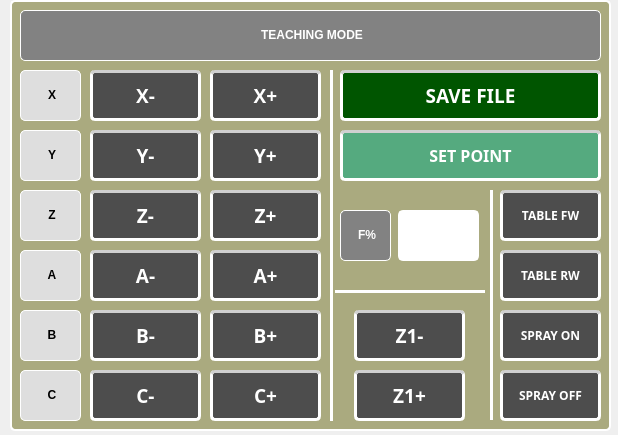
Above: QtPaintingChair/teachWindow.ui from NguyenKhanh2101993/Painting_Chair_Robot_ver02 before the change. Below: the same form after it.
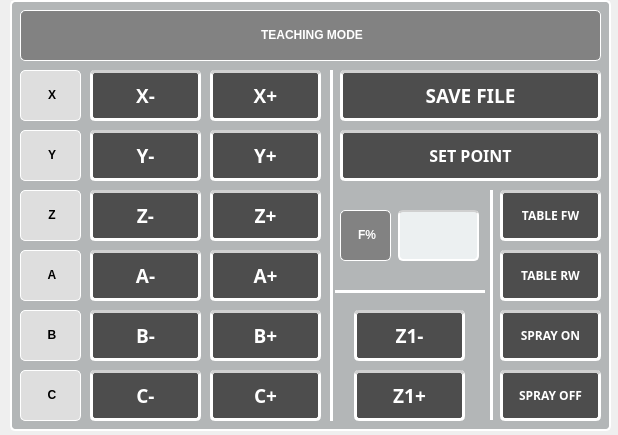
That is the form after the change. Icons and pictures are not drawn.

The edit to the form file:
```diff
--- a/QtPaintingChair/teachWindow.ui
+++ b/QtPaintingChair/teachWindow.ui
@@ -39,7 +39,7 @@
     </rect>
    </property>
    <property name="styleSheet">
-    <string notr="true">background-color: rgb(170, 170, 127);
+    <string notr="true">background-color: rgb(179, 182, 183);
 border: 2px solid rgb(255, 255, 255);
 border-radius: 5px</string>
    </property>
@@ -264,11 +264,20 @@
      <bool>false</bool>
     </property>
     <property name="styleSheet">
-     <string notr="true">background-color: rgb(77, 77, 77);
-color: rgb(255, 255, 255);
-border: 3px solid rgb(255, 255, 255);
-border-radius: 5px;
-border-top-color: rgb(208, 208, 208);</string>
+     <string notr="true">QPushButton{
+	background-color: rgb(77, 77, 77);
+	color: rgb(255, 255, 255);
+	border: 3px solid rgb(255, 255, 255);
+	border-radius: 5px;
+	border-top-color: rgb(208, 208, 208);
+}
+QPushButton:hover {
+	border: 3px solid rgb(255, 0, 0);
+	color: rgb(255, 0, 0);
+}
+QPushButton:pressed {
+	background-color: rgb(163, 228, 215);
+}</string>
     </property>
     <property name="text">
      <string>X+</string>
@@ -305,11 +314,20 @@
      <bool>false</bool>
     </property>
     <property name="styleSheet">
-     <string notr="true">background-color: rgb(77, 77, 77);
-color: rgb(255, 255, 255);
-border: 3px solid rgb(255, 255, 255);
-border-radius: 5px;
-border-top-color: rgb(208, 208, 208);</string>
+     <string notr="true">QPushButton{
+	background-color: rgb(77, 77, 77);
+	color: rgb(255, 255, 255);
+	border: 3px solid rgb(255, 255, 255);
+	border-radius: 5px;
+	border-top-color: rgb(208, 208, 208);
+}
+QPushButton:hover {
+	border: 3px solid rgb(255, 0, 0);
+	color: rgb(255, 0, 0);
+}
+QPushButton:pressed {
+	background-color: rgb(163, 228, 215);
+}</string>
     </property>
     <property name="text">
      <string>Y-</string>
@@ -346,11 +364,20 @@
      <bool>false</bool>
     </property>
     <property name="styleSheet">
-     <string notr="true">background-color: rgb(77, 77, 77);
-color: rgb(255, 255, 255);
-border: 3px solid rgb(255, 255, 255);
-border-radius: 5px;
-border-top-color: rgb(208, 208, 208);</string>
+     <string notr="true">QPushButton{
+	background-color: rgb(77, 77, 77);
+	color: rgb(255, 255, 255);
+	border: 3px solid rgb(255, 255, 255);
+	border-radius: 5px;
+	border-top-color: rgb(208, 208, 208);
+}
+QPushButton:hover {
+	border: 3px solid rgb(255, 0, 0);
+	color: rgb(255, 0, 0);
+}
+QPushButton:pressed {
+	background-color: rgb(163, 228, 215);
+}</string>
     </property>
     <property name="text">
      <string>Z-</string>
@@ -387,11 +414,20 @@
      <bool>false</bool>
     </property>
     <property name="styleSheet">
-     <string notr="true">background-color: rgb(77, 77, 77);
-color: rgb(255, 255, 255);
-border: 3px solid rgb(255, 255, 255);
-border-radius: 5px;
-border-top-color: rgb(208, 208, 208);</string>
+     <string notr="true">QPushButton{
+	background-color: rgb(77, 77, 77);
+	color: rgb(255, 255, 255);
+	border: 3px solid rgb(255, 255, 255);
+	border-radius: 5px;
+	border-top-color: rgb(208, 208, 208);
+}
+QPushButton:hover {
+	border: 3px solid rgb(255, 0, 0);
+	color: rgb(255, 0, 0);
+}
+QPushButton:pressed {
+	background-color: rgb(163, 228, 215);
+}</string>
     </property>
     <property name="text">
      <string>A-</string>
@@ -428,11 +464,20 @@
      <bool>false</bool>
     </property>
     <property name="styleSheet">
-     <string notr="true">background-color: rgb(77, 77, 77);
-color: rgb(255, 255, 255);
-border: 3px solid rgb(255, 255, 255);
-border-radius: 5px;
-border-top-color: rgb(208, 208, 208);</string>
+     <string notr="true">QPushButton{
+	background-color: rgb(77, 77, 77);
+	color: rgb(255, 255, 255);
+	border: 3px solid rgb(255, 255, 255);
+	border-radius: 5px;
+	border-top-color: rgb(208, 208, 208);
+}
+QPushButton:hover {
+	border: 3px solid rgb(255, 0, 0);
+	color: rgb(255, 0, 0);
+}
+QPushButton:pressed {
+	background-color: rgb(163, 228, 215);
+}</string>
     </property>
     <property name="text">
      <string>B-</string>
@@ -469,11 +514,20 @@
      <bool>false</bool>
     </property>
     <property name="styleSheet">
-     <string notr="true">background-color: rgb(77, 77, 77);
-color: rgb(255, 255, 255);
-border: 3px solid rgb(255, 255, 255);
-border-radius: 5px;
-border-top-color: rgb(208, 208, 208);</string>
+     <string notr="true">QPushButton{
+	background-color: rgb(77, 77, 77);
+	color: rgb(255, 255, 255);
+	border: 3px solid rgb(255, 255, 255);
+	border-radius: 5px;
+	border-top-color: rgb(208, 208, 208);
+}
+QPushButton:hover {
+	border: 3px solid rgb(255, 0, 0);
+	color: rgb(255, 0, 0);
+}
+QPushButton:pressed {
+	background-color: rgb(163, 228, 215);
+}</string>
     </property>
     <property name="text">
      <string>C-</string>
@@ -510,11 +564,20 @@
      <bool>false</bool>
     </property>
     <property name="styleSheet">
-     <string notr="true">background-color: rgb(77, 77, 77);
-color: rgb(255, 255, 255);
-border: 3px solid rgb(255, 255, 255);
-border-radius: 5px;
-border-top-color: rgb(208, 208, 208);</string>
+     <string notr="true">QPushButton{
+	background-color: rgb(77, 77, 77);
+	color: rgb(255, 255, 255);
+	border: 3px solid rgb(255, 255, 255);
+	border-radius: 5px;
+	border-top-color: rgb(208, 208, 208);
+}
+QPushButton:hover {
+	border: 3px solid rgb(255, 0, 0);
+	color: rgb(255, 0, 0);
+}
+QPushButton:pressed {
+	background-color: rgb(163, 228, 215);
+}</string>
     </property>
     <property name="text">
      <string>Y+</string>
@@ -551,11 +614,20 @@
      <bool>false</bool>
     </property>
     <property name="styleSheet">
-     <string notr="true">background-color: rgb(77, 77, 77);
-color: rgb(255, 255, 255);
-border: 3px solid rgb(255, 255, 255);
-border-radius: 5px;
-border-top-color: rgb(208, 208, 208);</string>
+     <string notr="true">QPushButton{
+	background-color: rgb(77, 77, 77);
+	color: rgb(255, 255, 255);
+	border: 3px solid rgb(255, 255, 255);
+	border-radius: 5px;
+	border-top-color: rgb(208, 208, 208);
+}
+QPushButton:hover {
+	border: 3px solid rgb(255, 0, 0);
+	color: rgb(255, 0, 0);
+}
+QPushButton:pressed {
+	background-color: rgb(163, 228, 215);
+}</string>
     </property>
     <property name="text">
      <string>Z+</string>
@@ -592,11 +664,20 @@
      <bool>false</bool>
     </property>
     <property name="styleSheet">
-     <string notr="true">background-color: rgb(77, 77, 77);
-color: rgb(255, 255, 255);
-border: 3px solid rgb(255, 255, 255);
-border-radius: 5px;
-border-top-color: rgb(208, 208, 208);</string>
+     <string notr="true">QPushButton{
+	background-color: rgb(77, 77, 77);
+	color: rgb(255, 255, 255);
+	border: 3px solid rgb(255, 255, 255);
+	border-radius: 5px;
+	border-top-color: rgb(208, 208, 208);
+}
+QPushButton:hover {
+	border: 3px solid rgb(255, 0, 0);
+	color: rgb(255, 0, 0);
+}
+QPushButton:pressed {
+	background-color: rgb(163, 228, 215);
+}</string>
     </property>
     <property name="text">
      <string>A+</string>
@@ -633,11 +714,20 @@
      <bool>false</bool>
     </property>
     <property name="styleSheet">
-     <string notr="true">background-color: rgb(77, 77, 77);
-color: rgb(255, 255, 255);
-border: 3px solid rgb(255, 255, 255);
-border-radius: 5px;
-border-top-color: rgb(208, 208, 208);</string>
+     <string notr="true">QPushButton{
+	background-color: rgb(77, 77, 77);
+	color: rgb(255, 255, 255);
+	border: 3px solid rgb(255, 255, 255);
+	border-radius: 5px;
+	border-top-color: rgb(208, 208, 208);
+}
+QPushButton:hover {
+	border: 3px solid rgb(255, 0, 0);
+	color: rgb(255, 0, 0);
+}
+QPushButton:pressed {
+	background-color: rgb(163, 228, 215);
+}</string>
     </property>
     <property name="text">
      <string>B+</string>
@@ -674,11 +764,20 @@
      <bool>false</bool>
     </property>
     <property name="styleSheet">
-     <string notr="true">background-color: rgb(77, 77, 77);
-color: rgb(255, 255, 255);
-border: 3px solid rgb(255, 255, 255);
-border-radius: 5px;
-border-top-color: rgb(208, 208, 208);</string>
+     <string notr="true">QPushButton{
+	background-color: rgb(77, 77, 77);
+	color: rgb(255, 255, 255);
+	border: 3px solid rgb(255, 255, 255);
+	border-radius: 5px;
+	border-top-color: rgb(208, 208, 208);
+}
+QPushButton:hover {
+	border: 3px solid rgb(255, 0, 0);
+	color: rgb(255, 0, 0);
+}
+QPushButton:pressed {
+	background-color: rgb(163, 228, 215);
+}</string>
     </property>
     <property name="text">
      <string>C+</string>
@@ -728,11 +827,20 @@
      <bool>false</bool>
     </property>
     <property name="styleSheet">
-     <string notr="true">background-color: rgb(77, 77, 77);
-color: rgb(255, 255, 255);
-border: 3px solid rgb(255, 255, 255);
-border-radius: 5px;
-border-top-color: rgb(208, 208, 208);</string>
+     <string notr="true">QPushButton{
+	background-color: rgb(77, 77, 77);
+	color: rgb(255, 255, 255);
+	border: 3px solid rgb(255, 255, 255);
+	border-radius: 5px;
+	border-top-color: rgb(208, 208, 208);
+}
+QPushButton:hover {
+	border: 3px solid rgb(255, 0, 0);
+	color: rgb(255, 0, 0);
+}
+QPushButton:pressed {
+	background-color: rgb(163, 228, 215);
+}</string>
     </property>
     <property name="text">
      <string>Z1-</string>
@@ -769,11 +877,20 @@
      <bool>false</bool>
     </property>
     <property name="styleSheet">
-     <string notr="true">background-color: rgb(77, 77, 77);
-color: rgb(255, 255, 255);
-border: 3px solid rgb(255, 255, 255);
-border-radius: 5px;
-border-top-color: rgb(208, 208, 208);</string>
+     <string notr="true">QPushButton{
+	background-color: rgb(77, 77, 77);
+	color: rgb(255, 255, 255);
+	border: 3px solid rgb(255, 255, 255);
+	border-radius: 5px;
+	border-top-color: rgb(208, 208, 208);
+}
+QPushButton:hover {
+	border: 3px solid rgb(255, 0, 0);
+	color: rgb(255, 0, 0);
+}
+QPushButton:pressed {
+	background-color: rgb(163, 228, 215);
+}</string>
     </property>
     <property name="text">
      <string>Z1+</string>
@@ -810,11 +927,20 @@
      <bool>false</bool>
     </property>
     <property name="styleSheet">
-     <string notr="true">background-color: rgb(85, 170, 127);
-color: rgb(255, 255, 255);
-border: 3px solid rgb(255, 255, 255);
-border-radius: 5px;
-border-top-color: rgb(208, 208, 208);</string>
+     <string notr="true">QPushButton{
+	background-color: rgb(77, 77, 77);
+	color: rgb(255, 255, 255);
+	border: 3px solid rgb(255, 255, 255);
+	border-radius: 5px;
+	border-top-color: rgb(208, 208, 208);
+}
+QPushButton:hover {
+	border: 3px solid rgb(255, 0, 0);
+	color: rgb(255, 0, 0);
+}
+QPushButton:pressed {
+	background-color: rgb(163, 228, 215);
+}</string>
     </property>
     <property name="text">
      <string>SET POINT</string>
@@ -877,11 +1003,20 @@
      <bool>false</bool>
     </property>
     <property name="styleSheet">
-     <string notr="true">background-color: rgb(77, 77, 77);
-color: rgb(255, 255, 255);
-border: 3px solid rgb(255, 255, 255);
-border-radius: 5px;
-border-top-color: rgb(208, 208, 208);</string>
+     <string notr="true">QPushButton{
+	background-color: rgb(77, 77, 77);
+	color: rgb(255, 255, 255);
+	border: 3px solid rgb(255, 255, 255);
+	border-radius: 5px;
+	border-top-color: rgb(208, 208, 208);
+}
+QPushButton:hover {
+	border: 3px solid rgb(255, 0, 0);
+	color: rgb(255, 0, 0);
+}
+QPushButton:pressed {
+	background-color: rgb(163, 228, 215);
+}</string>
     </property>
     <property name="text">
      <string>SPRAY OFF</string>
@@ -918,11 +1053,20 @@
      <bool>false</bool>
     </property>
     <property name="styleSheet">
-     <string notr="true">background-color: rgb(77, 77, 77);
-color: rgb(255, 255, 255);
-border: 3px solid rgb(255, 255, 255);
-border-radius: 5px;
-border-top-color: rgb(208, 208, 208);</string>
+     <string notr="true">QPushButton{
+	background-color: rgb(77, 77, 77);
+	color: rgb(255, 255, 255);
+	border: 3px solid rgb(255, 255, 255);
+	border-radius: 5px;
+	border-top-color: rgb(208, 208, 208);
+}
+QPushButton:hover {
+	border: 3px solid rgb(255, 0, 0);
+	color: rgb(255, 0, 0);
+}
+QPushButton:pressed {
+	background-color: rgb(163, 228, 215);
+}</string>
     </property>
     <property name="text">
      <string>SPRAY ON</string>
@@ -959,11 +1103,20 @@
      <bool>false</bool>
     </property>
     <property name="styleSheet">
-     <string notr="true">background-color: rgb(77, 77, 77);
-color: rgb(255, 255, 255);
-border: 3px solid rgb(255, 255, 255);
-border-radius: 5px;
-border-top-color: rgb(208, 208, 208);</string>
+     <string notr="true">QPushButton{
+	background-color: rgb(77, 77, 77);
+	color: rgb(255, 255, 255);
+	border: 3px solid rgb(255, 255, 255);
+	border-radius: 5px;
+	border-top-color: rgb(208, 208, 208);
+}
+QPushButton:hover {
+	border: 3px solid rgb(255, 0, 0);
+	color: rgb(255, 0, 0);
+}
+QPushButton:pressed {
+	background-color: rgb(163, 228, 215);
+}</string>
     </property>
     <property name="text">
      <string>TABLE RW</string>
@@ -1000,11 +1153,20 @@
      <bool>false</bool>
     </property>
     <property name="styleSheet">
-     <string notr="true">background-color: rgb(77, 77, 77);
-color: rgb(255, 255, 255);
-border: 3px solid rgb(255, 255, 255);
-border-radius: 5px;
-border-top-color: rgb(208, 208, 208);</string>
+     <string notr="true">QPushButton{
+	background-color: rgb(77, 77, 77);
+	color: rgb(255, 255, 255);
+	border: 3px solid rgb(255, 255, 255);
+	border-radius: 5px;
+	border-top-color: rgb(208, 208, 208);
+}
+QPushButton:hover {
+	border: 3px solid rgb(255, 0, 0);
+	color: rgb(255, 0, 0);
+}
+QPushButton:pressed {
+	background-color: rgb(163, 228, 215);
+}</string>
     </property>
     <property name="text">
      <string>TABLE FW</string>
@@ -1031,7 +1193,17 @@
      </font>
     </property>
     <property name="styleSheet">
-     <string notr="true">background-color: rgb(255, 255, 255);</string>
+     <string notr="true">QLineEdit{
+	background-color: rgb(236, 240, 241);
+	color: rgb(255, 255, 255);
+	border: 2px solid rgb(255, 255, 255);
+	border-radius: 5px;
+	border-top-color: rgb(208, 208, 208);
+}
+QLineEdit:hover {
+	border: 2px solid rgb(255, 0, 0);
+	color: rgb(39, 55, 70);
+}</string>
     </property>
    </widget>
    <widget class="QLabel" name="label_46">
@@ -1082,12 +1254,20 @@
      <bool>false</bool>
     </property>
     <property name="styleSheet">
-     <string notr="true">background-color: rgb(255, 0, 0);
-background-color: rgb(0, 85, 0);
-color: rgb(255, 255, 255);
-border: 3px solid rgb(255, 255, 255);
-border-radius: 5px;
-border-top-color: rgb(208, 208, 208);</string>
+     <string notr="true">QPushButton{
+	background-color: rgb(77, 77, 77);
+	color: rgb(255, 255, 255);
+	border: 3px solid rgb(255, 255, 255);
+	border-radius: 5px;
+	border-top-color: rgb(208, 208, 208);
+}
+QPushButton:hover {
+	border: 3px solid rgb(255, 0, 0);
+	color: rgb(255, 0, 0);
+}
+QPushButton:pressed {
+	background-color: rgb(163, 228, 215);
+}</string>
     </property>
     <property name="text">
      <string>SAVE FILE</string>
```
Left out of the diff: 5 changed lines with no effect on the pictures.
